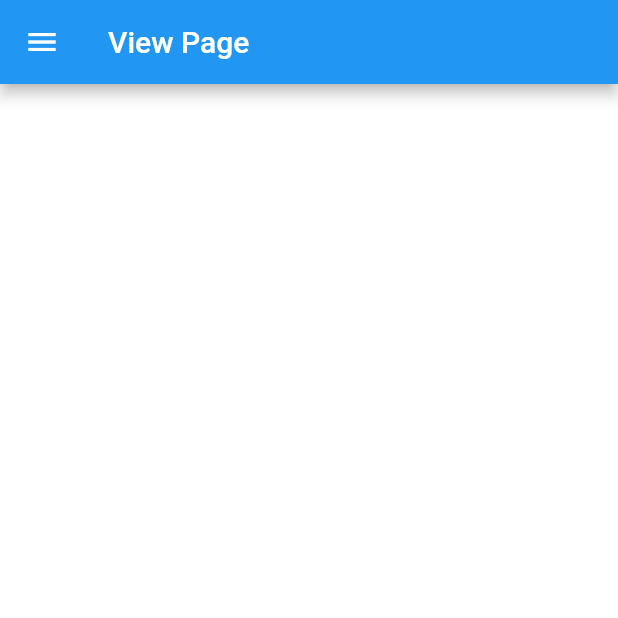
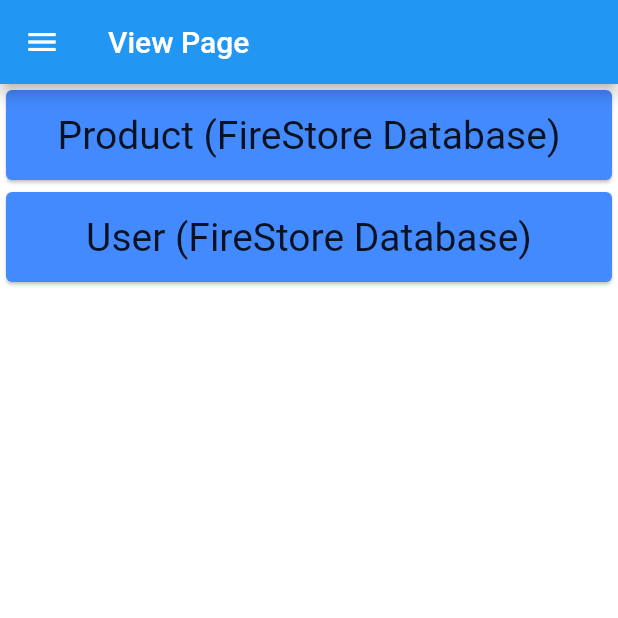
Before and after one commit to PHANNA11/firebase8-12, a Flutter app: the HomeViewPage screen opened directly, on a phone screen of 412 x 824 dp, the top half of it. Run offline on Flutter 3.47's test engine with Material 2 defaults, Android fonts, the light colour scheme and no system bars; our stand-ins replace cloud_firestore, firebase_auth, firebase_core; accounts and stored records are empty.

Commit message:
add User Database

```diff
--- a/lib/home_viewpage.dart
+++ b/lib/home_viewpage.dart
@@ -1,5 +1,6 @@
 import 'package:app_firebase/main.dart';
-import 'package:cloud_firestore/cloud_firestore.dart';
+import 'package:app_firebase/product/product_page_list.dart';
+import 'package:app_firebase/user/user_page_list.dart';
 import 'package:firebase_auth/firebase_auth.dart';
 import 'package:flutter/material.dart';
 
@@ -11,41 +12,6 @@
 }
 
 class _HomeViewPageState extends State<HomeViewPage> {
-  List<String> docId = [];
-
-  getDocumentID() async {
-    await FirebaseFirestore.instance.collection('products').get().then((value) {
-      for (var element in value.docs) {
-        docId.add(element.reference.id);
-      }
-    });
-  }
-
-  Future getProduct(String docId) async {
-    final docProduct =
-        FirebaseFirestore.instance.collection('products').doc(docId);
-
-    final snapshot = await docProduct.get();
-    await docProduct.collection('products').doc(docId).get();
-    if (snapshot.exists) {
-      return snapshot.data() as Map<String, dynamic>;
-      // Lecture.fromJson(lect.data()!);
-      // Student stu = Student.fromJson(snapshot.data()!);
-      // stu.displayData();
-      //print('Data:${snapshot.data()!}');
-      //return Student.fromJson(snapshot.data()!);
-    }
-    return snapshot.data() as Map<String, dynamic>;
-    // return Student.fromJson(snapshot.data()!);
-  }
-
-  @override
-  void initState() {
-    // TODO: implement initState
-    super.initState();
-    getDocumentID();
-  }
-
   @override
   Widget build(BuildContext context) {
     return Scaffold(
@@ -77,43 +43,48 @@
         ),
       ),
       appBar: AppBar(title: const Text('View Page')),
-        body: ListView.builder(
-          itemCount: docId.length,
-          itemBuilder: (context, index) {
-            return FutureBuilder(
-              future: getProduct(docId[index]),
-              builder: (context, snapshot) {
-                var pro = snapshot.data as Map;
-                return snapshot.hasError
-                    ? const Center(
-                        child: Icon(
-                          Icons.info,
-                          size: 30,
-                          color: Colors.red,
+      body: ListView(
+        children: [
+          InkWell(
+            onTap: () {
+              Navigator.push(context, MaterialPageRoute(
+                builder: (context) {
+                  return const ProductPageList();
+                },
+              ));
+            },
+            child: const Card(
+              color: Colors.blueAccent,
+              child: SizedBox(
+                  height: 60,
+                  child: Center(
+                      child: Text(
+                    'Product (FireStore Database)',
+                    style: TextStyle(fontSize: 26),
+                  ))),
+            ),
+          ),
+          InkWell(
+            onTap: () {
+              Navigator.push(context, MaterialPageRoute(
+                builder: (context) {
+                  return const UserPageList();
+                },
+              ));
+            },
+            child: const Card(
+              color: Colors.blueAccent,
+              child: SizedBox(
+                  height: 60,
+                  child: Center(
+                      child: Text(
+                    'User (FireStore Database)',
+                    style: TextStyle(fontSize: 26),
+                  ))),
             ),
           )
-                    : snapshot.connectionState == ConnectionState.waiting
-                        ? const Center(
-                            child: CircularProgressIndicator(),
-                          )
-                        : snapshot.hasData
-                            ? pro != null
-                                ? Card(
-                                    child: ListTile(
-                                      leading: CircleAvatar(
-                                        child: Image(
-                                            image: NetworkImage(
-                                                pro['image'].toString())),
+        ],
       ),
-                                      title: Text(pro['name'].toString()),
-                                      subtitle: Text('\$ ${pro['price']}'),
-                                    ),
-                                  )
-                                : const SizedBox()
-                            : const SizedBox();
-              },
     );
-          },
-        ));
   }
 }
```
Also changed, not shown: lib/product/product_page_list.dart (added, +91 -0 lines), lib/user/user_page_list.dart (added, +74 -0 lines). Lines whose indentation alone changed are shown as unchanged.
